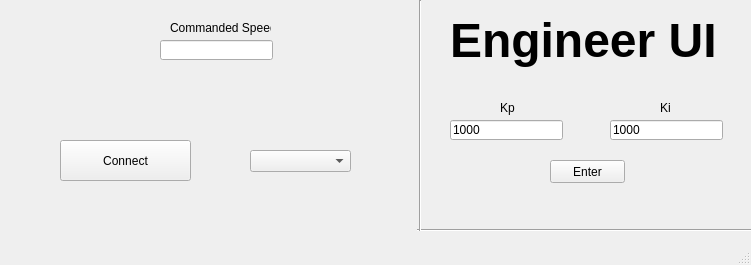
The window that HWTrainController/hw_TrainController/hwtrainui.ui (JHarnishfeger/ECE1140_Conductors) describes before a commit, drawn with Qt 5.
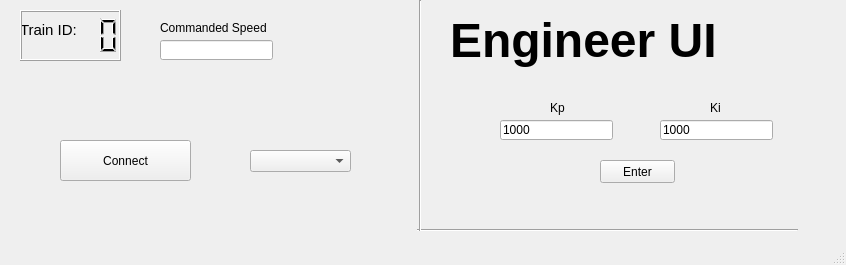
The same window after the commit.

```diff
--- a/HWTrainController/hw_TrainController/hwtrainui.ui
+++ b/HWTrainController/hw_TrainController/hwtrainui.ui
@@ -6,7 +6,7 @@
    <rect>
     <x>0</x>
     <y>0</y>
-    <width>751</width>
+    <width>846</width>
     <height>265</height>
    </rect>
   </property>
@@ -17,7 +17,7 @@
    <widget class="QLabel" name="Kp">
     <property name="geometry">
      <rect>
-      <x>500</x>
+      <x>550</x>
       <y>100</y>
       <width>21</width>
       <height>16</height>
@@ -30,7 +30,7 @@
    <widget class="QLineEdit" name="KiText">
     <property name="geometry">
      <rect>
-      <x>610</x>
+      <x>660</x>
       <y>120</y>
       <width>113</width>
       <height>20</height>
@@ -45,7 +45,7 @@
      <rect>
       <x>450</x>
       <y>0</y>
-      <width>311</width>
+      <width>381</width>
       <height>81</height>
      </rect>
     </property>
@@ -59,7 +59,7 @@
    <widget class="QLineEdit" name="KpText">
     <property name="geometry">
      <rect>
-      <x>450</x>
+      <x>500</x>
       <y>120</y>
       <width>113</width>
       <height>20</height>
@@ -72,7 +72,7 @@
    <widget class="QPushButton" name="enterButton">
     <property name="geometry">
      <rect>
-      <x>550</x>
+      <x>600</x>
       <y>160</y>
       <width>75</width>
       <height>23</height>
@@ -85,7 +85,7 @@
    <widget class="QLabel" name="Ki">
     <property name="geometry">
      <rect>
-      <x>660</x>
+      <x>710</x>
       <y>100</y>
       <width>16</width>
       <height>16</height>
@@ -157,9 +157,9 @@
    <widget class="QLabel" name="label">
     <property name="geometry">
      <rect>
-      <x>170</x>
+      <x>160</x>
       <y>20</y>
-      <width>101</width>
+      <width>121</width>
       <height>16</height>
      </rect>
     </property>
@@ -167,6 +167,29 @@
      <string>Commanded Speed</string>
     </property>
    </widget>
+   <widget class="QLabel" name="label_2">
+    <property name="geometry">
+     <rect>
+      <x>20</x>
+      <y>20</y>
+      <width>81</width>
+      <height>21</height>
+     </rect>
+    </property>
+    <property name="text">
+     <string>&lt;html&gt;&lt;head/&gt;&lt;body&gt;&lt;p&gt;&lt;span style=&quot; font-size:11pt;&quot;&gt;Train ID:&lt;/span&gt;&lt;/p&gt;&lt;/body&gt;&lt;/html&gt;</string>
+    </property>
+   </widget>
+   <widget class="QLCDNumber" name="lcdNumber">
+    <property name="geometry">
+     <rect>
+      <x>20</x>
+      <y>10</y>
+      <width>101</width>
+      <height>51</height>
+     </rect>
+    </property>
+   </widget>
   </widget>
   <widget class="QMenuBar" name="menubar">
    <property name="geometry">
```
Left out of the diff: 4 changed lines with no effect on the pictures.
